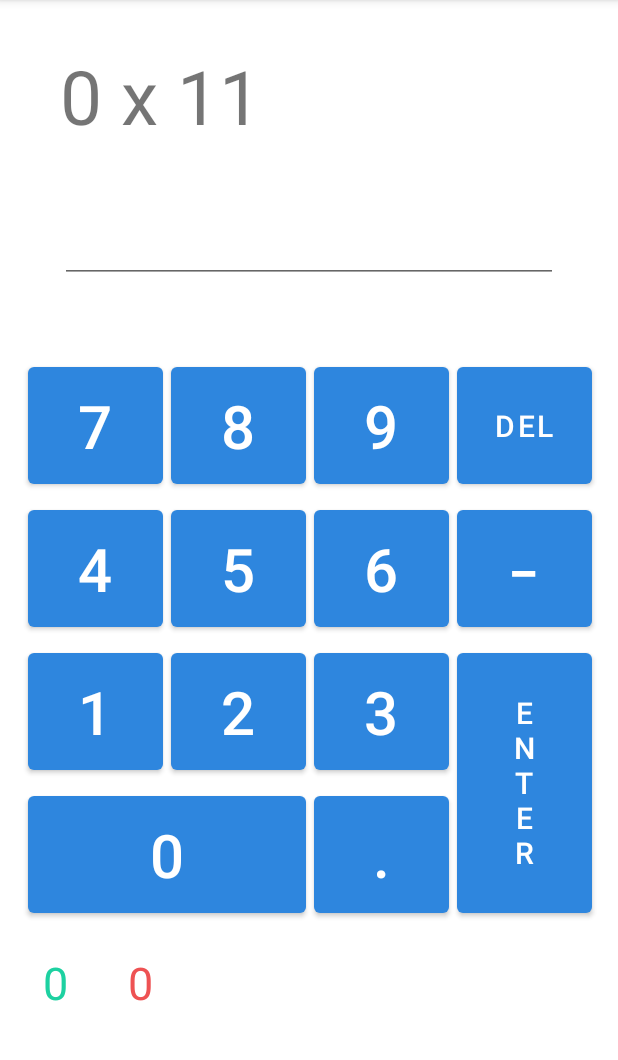
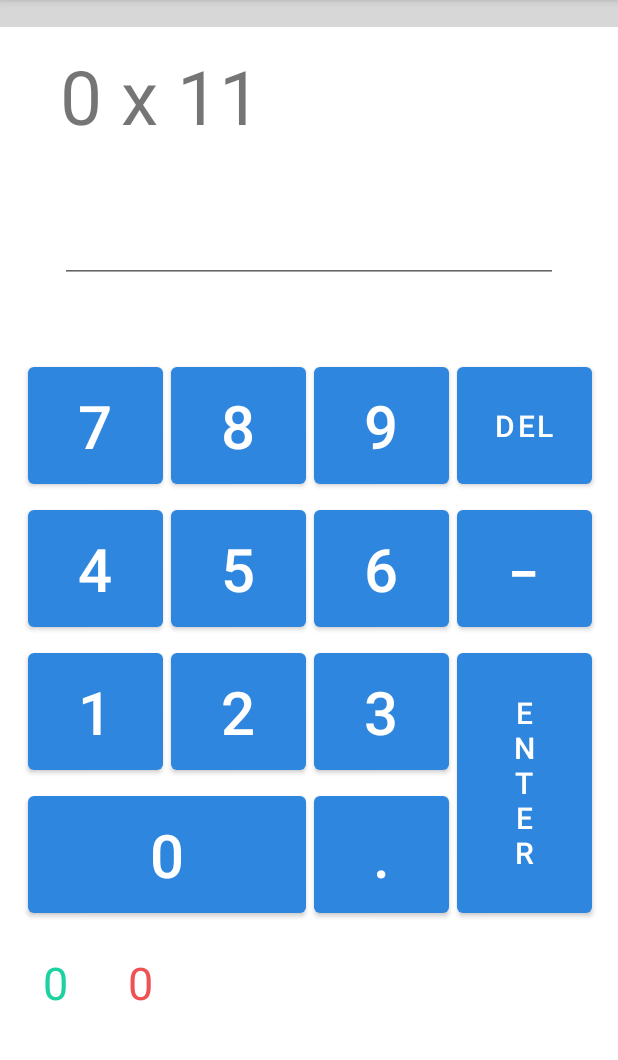
Before and after one commit to Jason-TXLS4/mathapp, an Android app: the equationsActivity screen opened directly, with no data from a screen before it, on a phone screen of 412 x 824 dp, the part 84-1144 px from its top. Run offline under Robolectric (Android 15) with nearby library versions, the phone set to English and light mode, and no system bars.

Commit message:
added progress bar

```diff
--- a/src/main/java/ca/echocreativeworks/mathapp/equationsActivity.java
+++ b/src/main/java/ca/echocreativeworks/mathapp/equationsActivity.java
@@ -9,6 +9,7 @@ import android.os.Bundle;
 import android.view.View;
 import android.widget.Button;
 import android.widget.EditText;
+import android.widget.ProgressBar;
 import android.widget.TextView;
 import android.widget.Toast;
 import ca.echocreativeworks.mathapp.Equation;
@@ -50,6 +51,8 @@ public class equationsActivity extends AppCompatActivity {
     EditText et_response;
     int activityType;
     ArrayList<Equation> list;
+    ProgressBar progressBar;
+    int total;
 
     @Override
     protected void onCreate(Bundle savedInstanceState) {
@@ -69,6 +72,7 @@ public class equationsActivity extends AppCompatActivity {
         tv_correctCount = findViewById(R.id.tv_correctCount);
         tv_incorrectCount = findViewById(R.id.tv_incorrectCount);
         list = new ArrayList();
+        progressBar = findViewById(R.id.progressBar);
 
 
         if (sharedPref.getString("activitySelection", "0").equals("add")) {
@@ -243,6 +247,9 @@ public class equationsActivity extends AppCompatActivity {
                 break;
         }//end switch
         Collections.shuffle(list);
+        total = list.size();
+        progressBar.setMax(total);
+        progressBar.setProgress(correctCount);
     }//end fillList
 
     private void presentEquation(){
@@ -283,8 +290,9 @@ public class equationsActivity extends AppCompatActivity {
             if(list.size() > 5)
                 list.add(4, list.get(0));
             else
-                list.get(0);
+                list.add(list.get(0));
 
+            total+=2;
             incorrectCount++;
             tv_incorrectCount.setText(String.valueOf(incorrectCount));
             et_response.setText("");
@@ -298,6 +306,8 @@ public class equationsActivity extends AppCompatActivity {
         }, 1200);
 
         }
-    }
+        progressBar.setMax(total);
+        progressBar.setProgress(correctCount);
+    }//end checkResponse()
 
 }
--- a/src/main/res/layout/activity_equations.xml
+++ b/src/main/res/layout/activity_equations.xml
@@ -256,4 +256,16 @@
         app:layout_constraintStart_toEndOf="@+id/tv_correctCount"
         app:layout_constraintTop_toTopOf="@+id/tv_correctCount" />
 
+    <ProgressBar
+        android:id="@+id/progressBar"
+        style="@style/Widget.AppCompat.ProgressBar.Horizontal"
+        android:layout_width="fill_parent"
+        android:layout_height="wrap_content"
+        android:scaleY="5"
+        android:progress="0"
+        app:layout_constraintTop_toTopOf="parent" />
+
+
+
+
 </androidx.constraintlayout.widget.ConstraintLayout>
```
